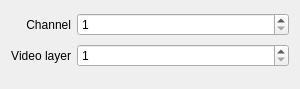
The window that src/Widgets/Inspector/InspectorRouteVideolayerWidget.ui (CasparCG/client) describes before a commit, drawn with Qt 5.
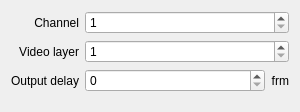
The same window after the commit.

Commit message:
Improvement: Makes it possible to delay the output of the routed channel layer.
Adds the possibility to delay the output of an routed channel layer by given number
of frames. The value of the output delay can be any value in the range 0-999 where
0 is no delay and 999 is the maximum frames of output delay.

```diff
--- a/src/Widgets/Inspector/InspectorRouteVideolayerWidget.ui
+++ b/src/Widgets/Inspector/InspectorRouteVideolayerWidget.ui
@@ -7,7 +7,7 @@
     <x>0</x>
     <y>0</y>
     <width>300</width>
-    <height>89</height>
+    <height>112</height>
    </rect>
   </property>
   <property name="sizePolicy">
@@ -66,6 +66,43 @@
      </property>
     </widget>
    </item>
+   <item row="2" column="0">
+    <widget class="QLabel" name="labelOutputDelay">
+     <property name="text">
+      <string>Output delay</string>
+     </property>
+     <property name="alignment">
+      <set>Qt::AlignRight|Qt::AlignTrailing|Qt::AlignVCenter</set>
+     </property>
+    </widget>
+   </item>
+   <item row="2" column="1">
+    <layout class="QHBoxLayout" name="horizontalLayoutOutputDelay">
+     <item>
+      <widget class="QSpinBox" name="spinBoxOutputDelay">
+       <property name="sizePolicy">
+        <sizepolicy hsizetype="Expanding" vsizetype="Fixed">
+         <horstretch>0</horstretch>
+         <verstretch>0</verstretch>
+        </sizepolicy>
+       </property>
+       <property name="maximum">
+        <number>999</number>
+       </property>
+      </widget>
+     </item>
+     <item>
+      <widget class="QLabel" name="labelFrm">
+       <property name="text">
+        <string>frm</string>
+       </property>
+       <property name="alignment">
+        <set>Qt::AlignRight|Qt::AlignTrailing|Qt::AlignVCenter</set>
+       </property>
+      </widget>
+     </item>
+    </layout>
+   </item>
   </layout>
  </widget>
  <tabstops>
```
Left out of the diff: 17 changed lines with no effect on the pictures. The commit also changes 10 other files.
